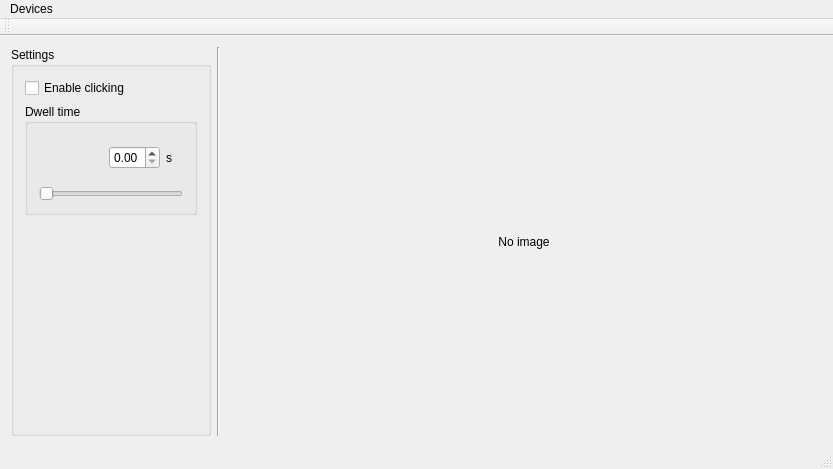
Above: mainWindow.ui from toshikurauchi/CameraMouseSuite-cross-platform before the change. Below: the same form after it.
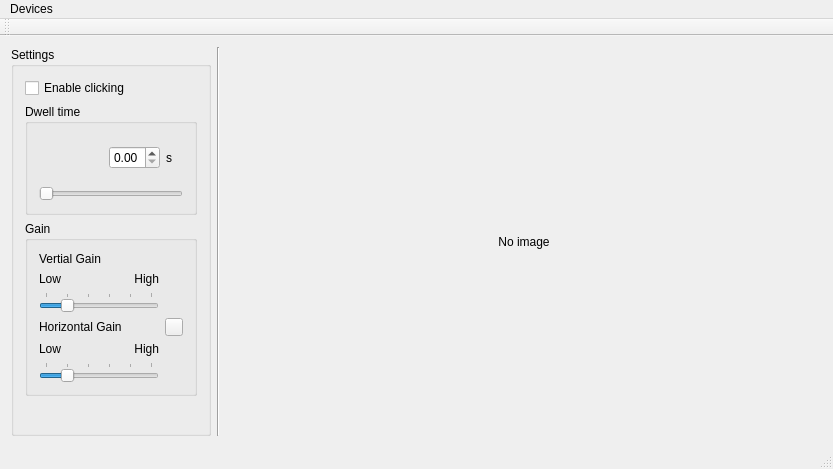
That is the form after the change. Icons and pictures are not drawn. Custom widgets are drawn as their Qt base class.

Commit message: Adding gain control to GUI

What changed in the file:
```diff
--- a/mainWindow.ui
+++ b/mainWindow.ui
@@ -98,6 +98,143 @@
          </layout>
         </widget>
        </item>
+       <item>
+        <widget class="QGroupBox" name="groupBox_3">
+         <property name="title">
+          <string>Gain</string>
+         </property>
+         <layout class="QGridLayout" name="gridLayout_3">
+          <item row="5" column="0" colspan="2">
+           <widget class="QSlider" name="horizontalGainSlider">
+            <property name="minimum">
+             <number>3</number>
+            </property>
+            <property name="maximum">
+             <number>18</number>
+            </property>
+            <property name="singleStep">
+             <number>3</number>
+            </property>
+            <property name="value">
+             <number>6</number>
+            </property>
+            <property name="orientation">
+             <enum>Qt::Horizontal</enum>
+            </property>
+            <property name="tickPosition">
+             <enum>QSlider::TicksAbove</enum>
+            </property>
+            <property name="tickInterval">
+             <number>3</number>
+            </property>
+           </widget>
+          </item>
+          <item row="1" column="0">
+           <widget class="QLabel" name="label_4">
+            <property name="text">
+             <string>Low</string>
+            </property>
+           </widget>
+          </item>
+          <item row="2" column="0" colspan="2">
+           <widget class="QSlider" name="verticalGainSlider">
+            <property name="minimum">
+             <number>3</number>
+            </property>
+            <property name="maximum">
+             <number>18</number>
+            </property>
+            <property name="singleStep">
+             <number>3</number>
+            </property>
+            <property name="value">
+             <number>6</number>
+            </property>
+            <property name="orientation">
+             <enum>Qt::Horizontal</enum>
+            </property>
+            <property name="invertedAppearance">
+             <bool>false</bool>
+            </property>
+            <property name="invertedControls">
+             <bool>false</bool>
+            </property>
+            <property name="tickPosition">
+             <enum>QSlider::TicksAbove</enum>
+            </property>
+            <property name="tickInterval">
+             <number>3</number>
+            </property>
+           </widget>
+          </item>
+          <item row="3" column="0">
+           <widget class="QLabel" name="label_3">
+            <property name="text">
+             <string>Horizontal Gain</string>
+            </property>
+           </widget>
+          </item>
+          <item row="0" column="0">
+           <widget class="QLabel" name="label_2">
+            <property name="text">
+             <string>Vertial Gain</string>
+            </property>
+           </widget>
+          </item>
+          <item row="4" column="0">
+           <widget class="QLabel" name="label_6">
+            <property name="text">
+             <string>Low</string>
+            </property>
+           </widget>
+          </item>
+          <item row="4" column="1">
+           <widget class="QLabel" name="label_7">
+            <property name="text">
+             <string>High</string>
+            </property>
+            <property name="alignment">
+             <set>Qt::AlignRight|Qt::AlignTrailing|Qt::AlignVCenter</set>
+            </property>
+           </widget>
+          </item>
+          <item row="1" column="1">
+           <widget class="QLabel" name="label_5">
+            <property name="text">
+             <string>High</string>
+            </property>
+            <property name="alignment">
+             <set>Qt::AlignRight|Qt::AlignTrailing|Qt::AlignVCenter</set>
+            </property>
+           </widget>
+          </item>
+          <item row="3" column="2">
+           <widget class="QPushButton" name="lockGainButton">
+            <property name="maximumSize">
+             <size>
+              <width>18</width>
+              <height>18</height>
+             </size>
+            </property>
+            <property name="text">
+             <string/>
+            </property>
+            <property name="icon">
+             <iconset resource="icons.qrc">
+              <normaloff>:/icons/images/lock-unlocked.png</normaloff>
+              <normalon>:/icons/images/lock-locked.png</normalon>:/icons/images/lock-unlocked.png</iconset>
+            </property>
+            <property name="checkable">
+             <bool>true</bool>
+            </property>
+            <property name="checked">
+             <bool>false</bool>
+            </property>
+           </widget>
+          </item>
+         </layout>
+        </widget>
+       </item>
        <item>
         <spacer name="verticalSpacer">
          <property name="orientation">
```
Left out of the diff: 6 changed lines with no effect on the pictures. The commit also changes 11 other files.
